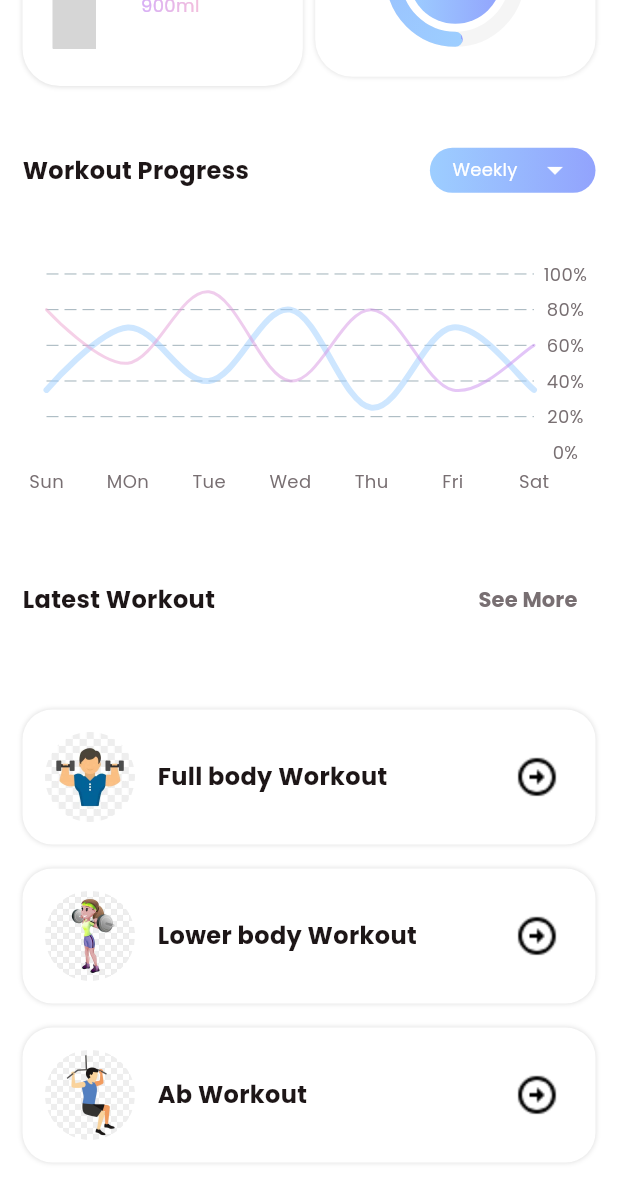
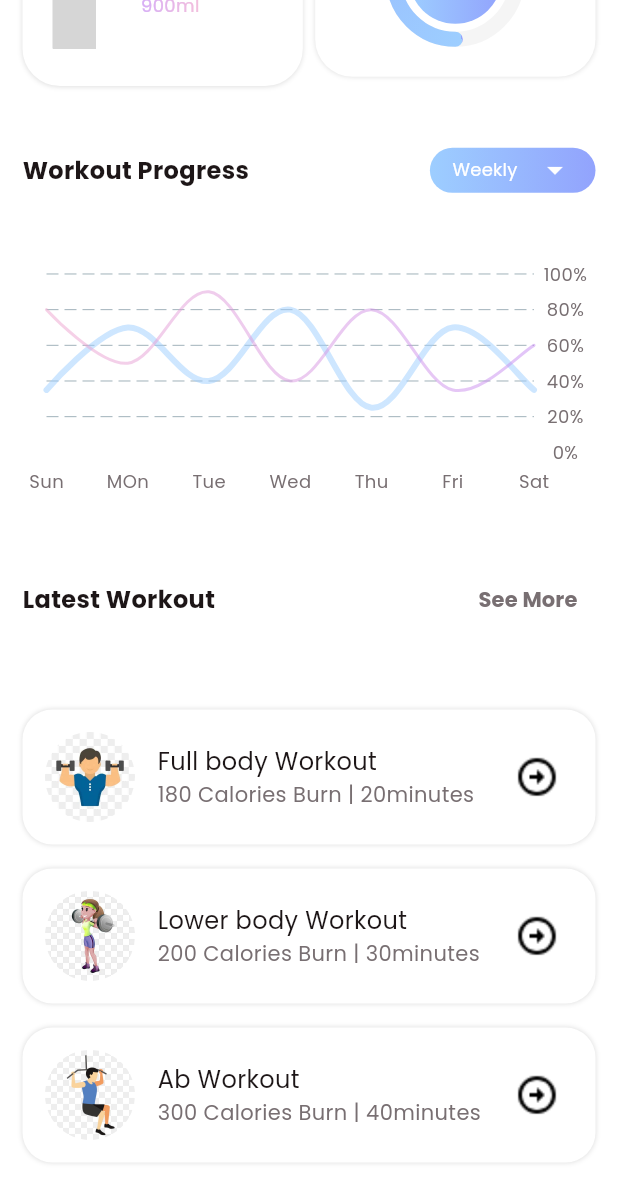
Before and after one commit to sdhaputhanthrie/Fitness-App, a Flutter app: the HomeView screen opened directly, scrolled down 919 dp, on a phone screen of 412 x 824 dp. Shown: the top 1203 px of the screen. Run offline on Flutter 3.47's test engine with Material 3 defaults, Android fonts, the phone set to English and light mode, and no system bars; drawn by our look-alikes of fl_chart, simple_circular_progress_bar; our stand-ins replace carousel_slider; missing offline and left inert: dotted_dashed_line, simple_animation_progress_bar; grey boxes are pictures that could not be loaded.

Commit message:
add details for latest workout part

```diff
--- a/lib/common_widget/workout_row.dart
+++ b/lib/common_widget/workout_row.dart
@@ -36,8 +36,13 @@ class WorkoutRow extends StatelessWidget {
                   wObj["name"].toString(),
                   style: TextStyle(
                     color: TColor.black,
-                    fontSize: 16,
-                    fontWeight: FontWeight.w700  ),
+                    fontSize: 16, ),
+                ),
+                 Text(
+                  "${wObj["kcal"].toString()} Calories Burn | ${wObj["time"].toString()}minutes",
+                  style: TextStyle(
+                    color: TColor.gray,
+                    fontSize: 14,)
                 ),
               ],
             ), ),
```
